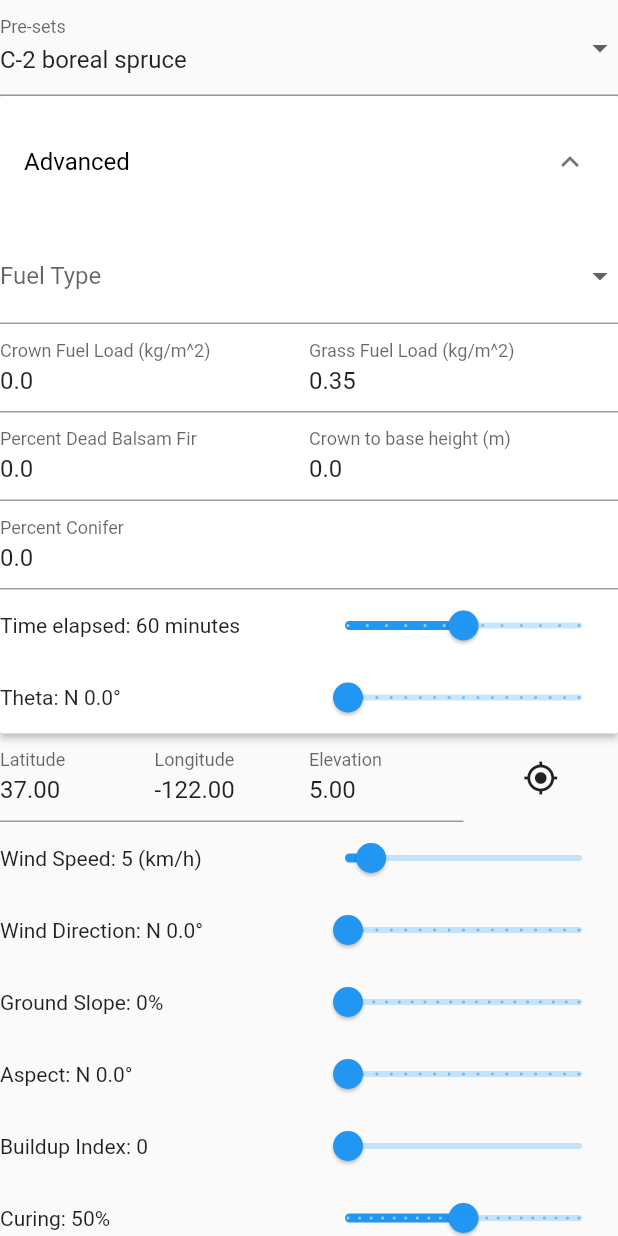
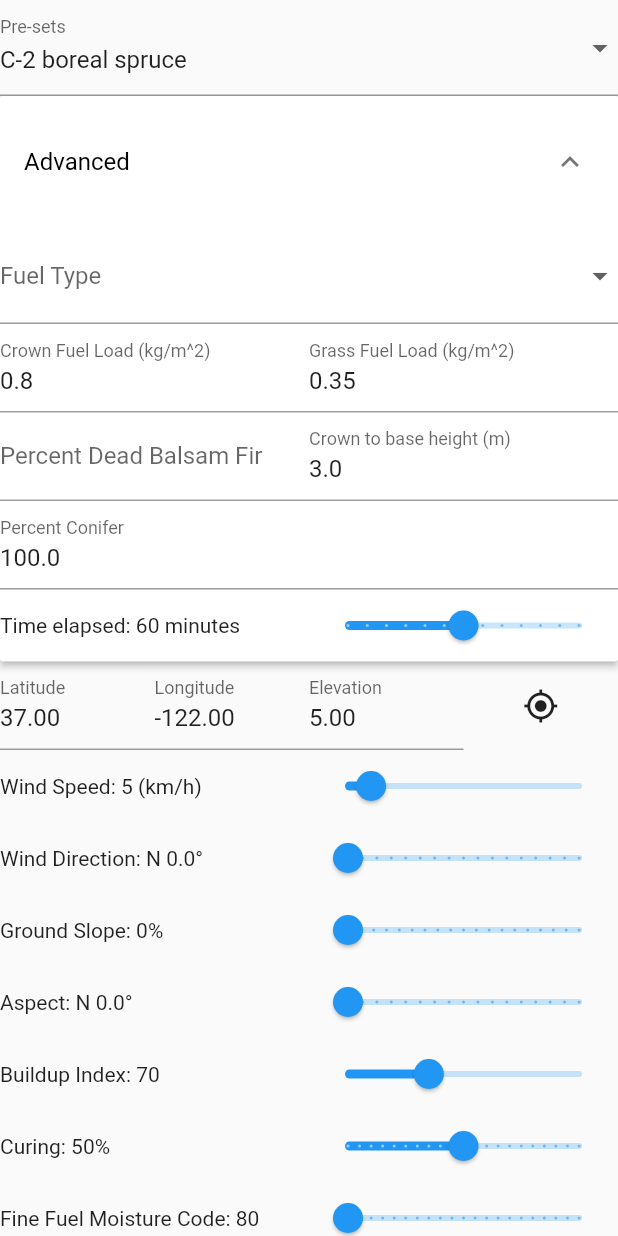
Before and after one commit to bcgov/fbp-go, a Flutter app: the AdvancedFireBehaviourPredictionForm widget shown alone on an empty page, opened directly, after a tap on "Advanced", on a phone screen of 412 x 824 dp. Run offline on Flutter 3.47's test engine with Material 2 defaults, Android fonts, the phone set to English and light mode, and no system bars; our stand-ins replace geolocator.

Commit message:
removed some fields;

```diff
--- a/lib/cffdrs/fbp_calc.dart
+++ b/lib/cffdrs/fbp_calc.dart
@@ -217,48 +217,49 @@ class FireBehaviourPredictionSecondary {
     // consequence, so we have to painfully construct this lookup - which is
     // fine, because we need the descriptions in somewhere anyway.
     lookup = <String, ValueDescriptionPair>{
-      'SF': ValueDescriptionPair(() => SF, 'Spread Factor'),
+      // 'SF': ValueDescriptionPair(() => SF, 'Spread Factor'),
       'CSI': ValueDescriptionPair(() => CSI, 'Critical Surface Interval'),
-      'RSO': ValueDescriptionPair(() => RSO, 'Surface Fire Rate of Spread'),
+      'RSO': ValueDescriptionPair(() => RSO, 'Surface Fire Rate of Spread',
+          unit: 'm/min'),
       'BE': ValueDescriptionPair(() => BE, 'Buildup Effect'),
       'LB': ValueDescriptionPair(() => LB, 'Length to Breadth Ratio'),
-      'LBt': ValueDescriptionPair(() => LBt, 'Length to Breadth Ratio Time'),
+      // 'LBt': ValueDescriptionPair(() => LBt, 'Length to Breadth Ratio Time'),
       'BROS': ValueDescriptionPair(() => BROS, 'Back Fire Rate of Spread',
           unit: 'm/min'),
       'FROS': ValueDescriptionPair(() => FROS, 'Flank Fire Rate of Spread'),
-      'TROS': ValueDescriptionPair(
-          () => TROS, 'Rate of Spread Towards Angle Theta'),
-      'BROSt': ValueDescriptionPair(
-          () => BROSt, 'Rate of Spread At Time T For Back'),
-      'FROSt': ValueDescriptionPair(
-          () => FROSt, 'Rate of Spread At Time T For Flank'),
-      'TROSt': ValueDescriptionPair(
-          () => TROSt, 'Rate of Spread Towards Angle Theta At Time T'),
+      // 'TROS': ValueDescriptionPair(
+      //     () => TROS, 'Rate of Spread Towards Angle Theta'),
+      // 'BROSt': ValueDescriptionPair(
+      //     () => BROSt, 'Rate of Spread At Time T For Back'),
+      // 'FROSt': ValueDescriptionPair(
+      //     () => FROSt, 'Rate of Spread At Time T For Flank'),
+      // 'TROSt': ValueDescriptionPair(
+      //     () => TROSt, 'Rate of Spread Towards Angle Theta At Time T'),
       'FCFB':
           ValueDescriptionPair(() => FCFB, 'Crown Fraction Burned For Flank'),
       'BCFB':
           ValueDescriptionPair(() => BCFB, 'Crown Fraction Burned For Back'),
-      'TCFB': ValueDescriptionPair(
-          () => TCFB, 'Crown Fraction Burned At Angle Theta'),
+      // 'TCFB': ValueDescriptionPair(
+      //     () => TCFB, 'Crown Fraction Burned At Angle Theta'),
       'FTFC': ValueDescriptionPair(
           () => FTFC, 'Total Fuel Consumption For The Flank'),
       'BTFC': ValueDescriptionPair(
           () => BTFC, 'Total Fuel Consumption For The Back'),
-      'TTFC': ValueDescriptionPair(
-          () => TTFC, 'Total Fuel Consumption At Angle Theta'),
+      // 'TTFC': ValueDescriptionPair(
+      //     () => TTFC, 'Total Fuel Consumption At Angle Theta'),
       'FFI': ValueDescriptionPair(() => FFI, 'Fire Intensity At The Flank'),
       'BFI': ValueDescriptionPair(() => BFI, 'Fire Intensity At The Back'),
-      'TFI': ValueDescriptionPair(() => TFI, 'Fire Intensity At Angle Theta'),
-      'HROSt': ValueDescriptionPair(
-          () => HROSt, 'Rate of Spread At Time T For Head'),
+      // 'TFI': ValueDescriptionPair(() => TFI, 'Fire Intensity At Angle Theta'),
+      // 'HROSt': ValueDescriptionPair(
+      //     () => HROSt, 'Rate of Spread At Time T For Head'),
       'TI': ValueDescriptionPair(
           () => TI, 'Elapsed Time to Crown Fire Initiation for Head'),
       'FTI': ValueDescriptionPair(
           () => FTI, 'Elapsed Time to Crown Fire Initiation for Flank'),
       'BTI': ValueDescriptionPair(
           () => BTI, 'Elapsed Time to Crown Fire Initiation for Back'),
-      'TTI': ValueDescriptionPair(
-          () => TTI, 'Elapsed Time to Crown Fire Initiation for theta'),
+      // 'TTI': ValueDescriptionPair(
+      //     () => TTI, 'Elapsed Time to Crown Fire Initiation for theta'),
       'DH': ValueDescriptionPair(() => DH, 'Fire Spread Distance Head'),
       'DB': ValueDescriptionPair(() => DB, 'Fire Spread Distance Back'),
       'DF': ValueDescriptionPair(() => DF, 'Fire Spread Distance Flank'),
--- a/lib/fbp_advanced.dart
+++ b/lib/fbp_advanced.dart
@@ -149,6 +149,8 @@ class AdvancedFireBehaviourPredictionFormState
         ws: 5,
         bui: 0,
         coordinate: Coordinate(latitude: 37, longitude: -122, altitude: 100));
+
+    setPreset(getC2BorealSpruce());
     super.initState();
   }
 
@@ -168,8 +170,6 @@ class AdvancedFireBehaviourPredictionFormState
   @override
   Widget build(BuildContext context) {
     double? fireSize;
-    FireBehaviourPredictionPrimary? prediction;
-    try {
     final dayOfYear = getDayOfYear();
     final input = FireBehaviourPredictionInput(
         FUELTYPE: _fuelType.name,
@@ -195,11 +195,10 @@ class AdvancedFireBehaviourPredictionFormState
         CBH: _cbh,
         CFL: _cfl,
         HR: _minutes / 60.0);
-      prediction = FBPcalc(input, output: "ALL");
+    FireBehaviourPredictionPrimary prediction = FBPcalc(input, output: "ALL");
     // Wind direction correction:
     prediction.RAZ -= 180;
-      prediction.RAZ =
-          prediction.RAZ < 0 ? prediction.RAZ + 360 : prediction.RAZ;
+    prediction.RAZ = prediction.RAZ < 0 ? prediction.RAZ + 360 : prediction.RAZ;
     if (prediction.secondary != null) {
       fireSize = getFireSize(
           _fuelType.name,
@@ -208,9 +207,6 @@ class AdvancedFireBehaviourPredictionFormState
           _minutes,
           prediction.CFB,
           prediction.secondary!.LB);
-      }
-    } catch (e) {
-      log('error $e');
     }
     // Build a Form widget using the _formKey created above.
     return Column(children: [
@@ -349,22 +345,22 @@ class AdvancedFireBehaviourPredictionFormState
                       )),
                     ]),
                     // Theta
-                    Row(children: [
-                      Expanded(
-                          child: Text(
-                              'Theta: ${degreesToCompassPoint(_theta)} ${_theta.toString()}\u00B0')),
-                      Expanded(
-                          child: Slider(
-                        value: _theta,
-                        min: 0,
-                        max: 360,
-                        divisions: 16,
-                        label: '${degreesToCompassPoint(_theta)} $_theta\u00B0',
-                        onChanged: (value) {
-                          _onThetaChanged(value);
-                        },
-                      )),
-                    ]),
+                    // Row(children: [
+                    //   Expanded(
+                    //       child: Text(
+                    //           'Theta: ${degreesToCompassPoint(_theta)} ${_theta.toString()}\u00B0')),
+                    //   Expanded(
+                    //       child: Slider(
+                    //     value: _theta,
+                    //     min: 0,
+                    //     max: 360,
+                    //     divisions: 16,
+                    //     label: '${degreesToCompassPoint(_theta)} $_theta\u00B0',
+                    //     onChanged: (value) {
+                    //       _onThetaChanged(value);
+                    //     },
+                    //   )),
+                    // ]),
                   ]),
                   isExpanded: _expanded,
                   canTapOnHeader: true,
@@ -390,10 +386,7 @@ class AdvancedFireBehaviourPredictionFormState
           ],
         ),
       ),
-      prediction != null
-          ? Results(
-              prediction: prediction, minutes: _minutes, fireSize: fireSize)
-          : Container(),
+      Results(prediction: prediction, minutes: _minutes, fireSize: fireSize)
     ]);
   }
 }
```
Lines whose indentation alone changed are shown as unchanged.
